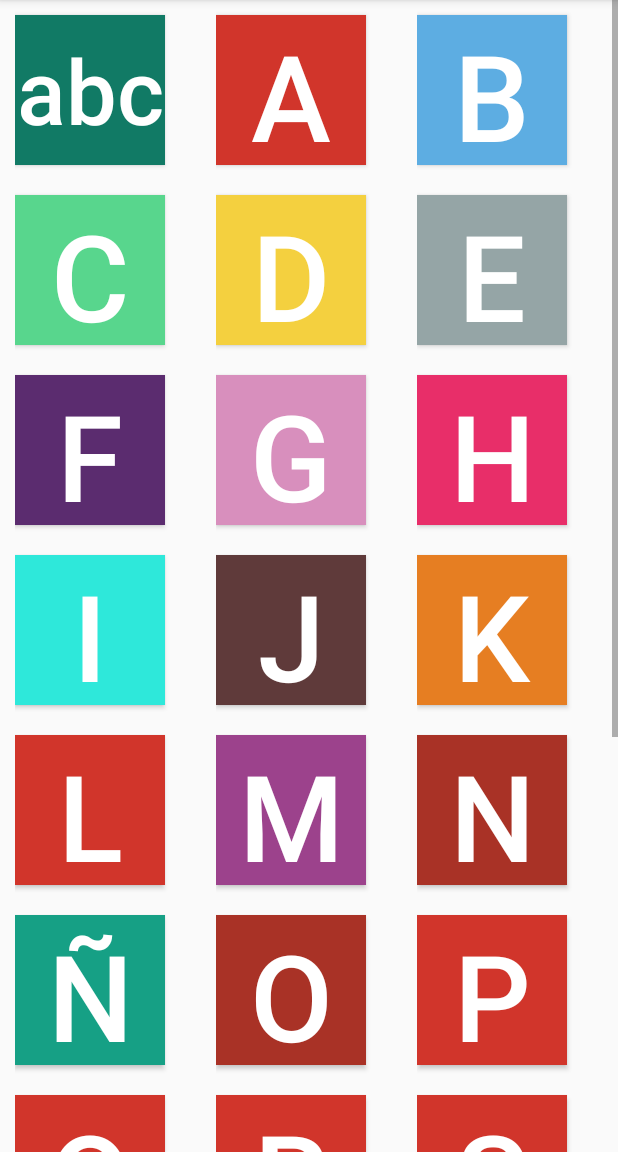
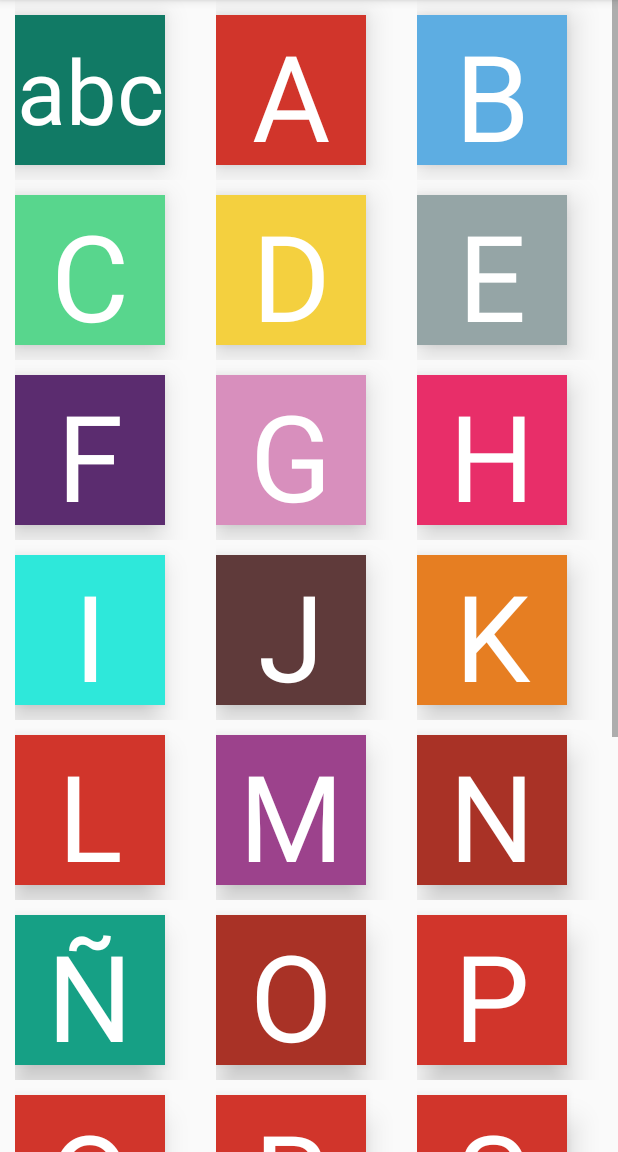
Before and after one commit to tonyfaros/GuideToCR, an Android app: the fragment Palabras placed in its activity, on a phone screen of 412 x 824 dp, the part 84-1236 px from its top. Run offline under Robolectric (Android 15) with nearby library versions, the phone set to English and light mode, and no system bars; our stand-ins replace CircleImageView; libraries missing offline, so code that uses them is left out: com.facebook, com.facebook.login; network calls fail; Roboto replaces fonts that are not available here.

Commit message:
no message

```diff
--- a/app/build.gradle
+++ b/app/build.gradle
@@ -1,7 +1,7 @@
 apply plugin: 'com.android.application'
 
 android {
-    compileSdkVersion 26
+    compileSdkVersion 27
     defaultConfig {
         applicationId "com.example.anthony_pc.guidetocr"
         minSdkVersion 19
--- a/app/src/main/java/com/example/anthony_pc/guidetocr/Adapters/Dic_adapter.java
+++ b/app/src/main/java/com/example/anthony_pc/guidetocr/Adapters/Dic_adapter.java
@@ -46,7 +46,7 @@
 
         v = inflater.inflate(R.layout.activity_letra, null);
 
-        Button button = v.findViewById(R.id.letra);
+        TextView button = v.findViewById(R.id.letra);
         //ImageView imageView = v.findViewById(R.id.color);
 
 
--- a/app/src/main/res/layout/activity_letra.xml
+++ b/app/src/main/res/layout/activity_letra.xml
@@ -14,7 +14,7 @@
         android:elevation="19dp"
         android:orientation="vertical">
 
-        <Button
+        <TextView
             android:id="@+id/letra"
             android:layout_width="100dp"
             android:layout_height="100dp"
@@ -22,10 +22,11 @@
             android:layout_marginTop="10dp"
             android:background="@android:color/holo_red_dark"
             android:elevation="12dp"
+            android:gravity="center_vertical|center"
             android:text="A"
+            android:textAllCaps="false"
             android:textColor="@android:color/white"
-            android:textSize="80sp"
-            android:textAllCaps="false"/>
+            android:textSize="80sp" />
     </LinearLayout>
 
 </android.support.constraint.ConstraintLayout>
```
